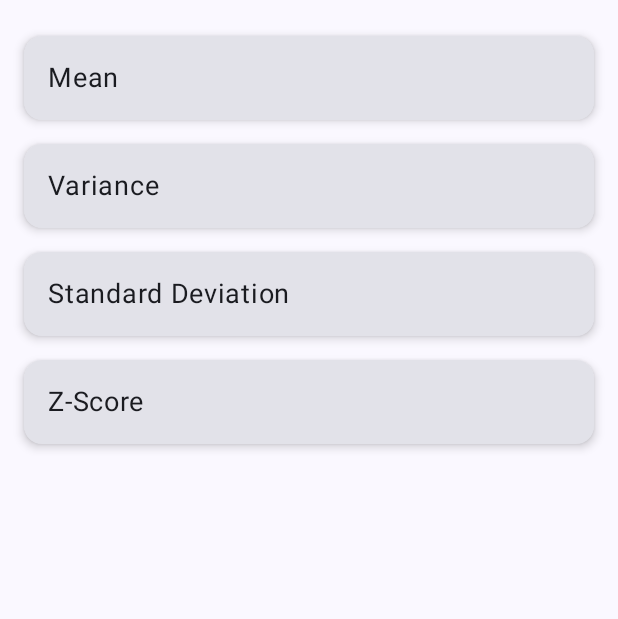
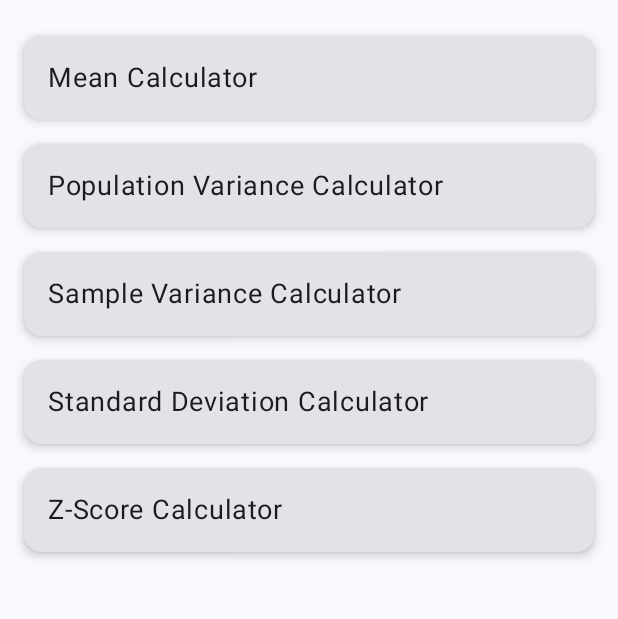
Before and after one commit to Ryanny-y/ProbCall, an Android app built with Jetpack Compose: the screen it shows after launch (MainActivity), on a phone screen of 412 x 824 dp, the part 96-715 px from its top. Run offline under Robolectric (Android 15) with nearby library versions, the phone set to English and light mode, and no system bars.

```diff
--- a/app/build.gradle.kts
+++ b/app/build.gradle.kts
@@ -50,6 +50,7 @@ dependencies {
     implementation(libs.androidx.compose.ui.graphics)
     implementation(libs.androidx.compose.ui.tooling.preview)
     implementation(libs.androidx.compose.material3)
+    implementation(libs.androidx.navigation.compose)
     testImplementation(libs.junit)
     androidTestImplementation(libs.androidx.junit)
     androidTestImplementation(libs.androidx.espresso.core)
--- a/app/src/main/java/com/example/probcal/MainActivity.kt
+++ b/app/src/main/java/com/example/probcal/MainActivity.kt
@@ -7,12 +7,11 @@ import androidx.activity.enableEdgeToEdge
 import androidx.compose.foundation.layout.fillMaxSize
 import androidx.compose.foundation.layout.padding
 import androidx.compose.material3.Scaffold
-import androidx.compose.material3.Text
-import androidx.compose.runtime.Composable
 import androidx.compose.ui.Modifier
-import androidx.compose.ui.tooling.preview.Preview
-import com.example.probcal.ui.HeaderBar
-import com.example.probcal.ui.HomeComp
+import androidx.navigation.compose.rememberNavController
+import com.example.probcal.navigation.AppNavGraph
+import com.example.probcal.page.HeaderBar
+import com.example.probcal.page.HomeComp
 import com.example.probcal.ui.theme.ProbCalTheme
 
 class MainActivity : ComponentActivity() {
@@ -21,6 +20,8 @@ class MainActivity : ComponentActivity() {
         enableEdgeToEdge()
         setContent {
             ProbCalTheme {
+                val navController = rememberNavController();
+
                 Scaffold(
                     modifier = Modifier.fillMaxSize(),
                     topBar = { HeaderBar() },
@@ -28,7 +29,10 @@ class MainActivity : ComponentActivity() {
 
                     }
                 ) { innerPadding ->
-                    HomeComp(modifier = Modifier.padding(innerPadding))
+                    AppNavGraph(
+                        modifier = Modifier.padding(innerPadding),
+                        navController = navController
+                    )
                 }
             }
         }
--- a/app/src/main/java/com/example/probcal/ui/HeaderBar.kt
+++ b/app/src/main/java/com/example/probcal/page/HeaderBar.kt
@@ -1,6 +1,5 @@
-package com.example.probcal.ui
+package com.example.probcal.page
 
-import androidx.compose.foundation.background
 import androidx.compose.foundation.layout.Box
 import androidx.compose.foundation.layout.fillMaxWidth
 import androidx.compose.foundation.layout.height
--- a/app/src/main/java/com/example/probcal/ui/Home.kt
+++ b/app/src/main/java/com/example/probcal/page/Home.kt
@@ -1,32 +1,30 @@
-package com.example.probcal.ui
+package com.example.probcal.page
 
-import androidx.compose.foundation.background
-import androidx.compose.foundation.layout.PaddingValues
 import androidx.compose.foundation.layout.fillMaxWidth
 import androidx.compose.foundation.lazy.LazyColumn
 import androidx.compose.foundation.lazy.items
-import androidx.compose.material3.MaterialTheme
 import androidx.compose.runtime.Composable
 import androidx.compose.ui.Modifier
-import androidx.compose.ui.unit.dp
 import com.example.probcal.ui.component.CalculatorCard
 
 @Composable
-fun HomeComp (modifier: Modifier) {
+fun HomeComp (
+    modifier: Modifier = Modifier,
+    onCalculatorClick: (String) -> Unit
+) {
     val calculators = listOf(
-        "Mean",
-        "Variance",
-        "Standard Deviation",
-        "Z-Score"
+        "Mean Calculator",
+        "Population Variance Calculator",
+        "Sample Variance Calculator",
+        "Standard Deviation Calculator",
+        "Z-Score Calculator"
     )
 
     LazyColumn(
         modifier = modifier.fillMaxWidth()
     ) {
         items(calculators) { calc ->
-            CalculatorCard(name = calc) {
-                println("Clicked: $calc")
-            }
+            CalculatorCard(name = calc, onClick = { onCalculatorClick(calc) })
         }
     }
 }
--- /dev/null
+++ b/app/src/main/java/com/example/probcal/ui/component/AppNavGraph.kt
@@ -0,0 +1,34 @@
+package com.example.probcal.navigation
+
+import androidx.compose.runtime.Composable
+import androidx.compose.ui.Modifier
+import androidx.navigation.NavHostController
+import androidx.navigation.compose.NavHost
+import androidx.navigation.compose.composable
+import com.example.probcal.page.HomeComp
+import com.example.probcal.pages.MeanCalculatorPage
+
+@Composable
+fun AppNavGraph(modifier: Modifier, navController: NavHostController) {
+
+    NavHost(
+        navController = navController,
+        startDestination = "home"
+    ) {
+        composable("home") {
+            HomeComp(
+                modifier = modifier,
+                onCalculatorClick = { selected ->
+                    when (selected) {
+                        "Mean Calculator" -> navController.navigate("mean_calculator")
+                        "Population Variance Calculator" -> navController.navigate("population_variance_calculator")
+                    }
+                }
+            )
+        }
+
+        composable("mean_calculator") {
+            MeanCalculatorPage(modifier)
+        }
+    }
+}
--- a/gradle/libs.versions.toml
+++ b/gradle/libs.versions.toml
@@ -8,9 +8,11 @@ espressoCore = "3.7.0"
 lifecycleRuntimeKtx = "2.9.4"
 activityCompose = "1.11.0"
 composeBom = "2024.09.00"
+navigationCompose = "2.9.6"
 
 [libraries]
 androidx-core-ktx = { group = "androidx.core", name = "core-ktx", version.ref = "coreKtx" }
+androidx-navigation-compose = { module = "androidx.navigation:navigation-compose", version.ref = "navigationCompose" }
 junit = { group = "junit", name = "junit", version.ref = "junit" }
 androidx-junit = { group = "androidx.test.ext", name = "junit", version.ref = "junitVersion" }
 androidx-espresso-core = { group = "androidx.test.espresso", name = "espresso-core", version.ref = "espressoCore" }
```
Also changed, not shown: app/src/main/java/com/example/probcal/page/calculators/MeanCalculator.kt (added, +65 -0 lines).
